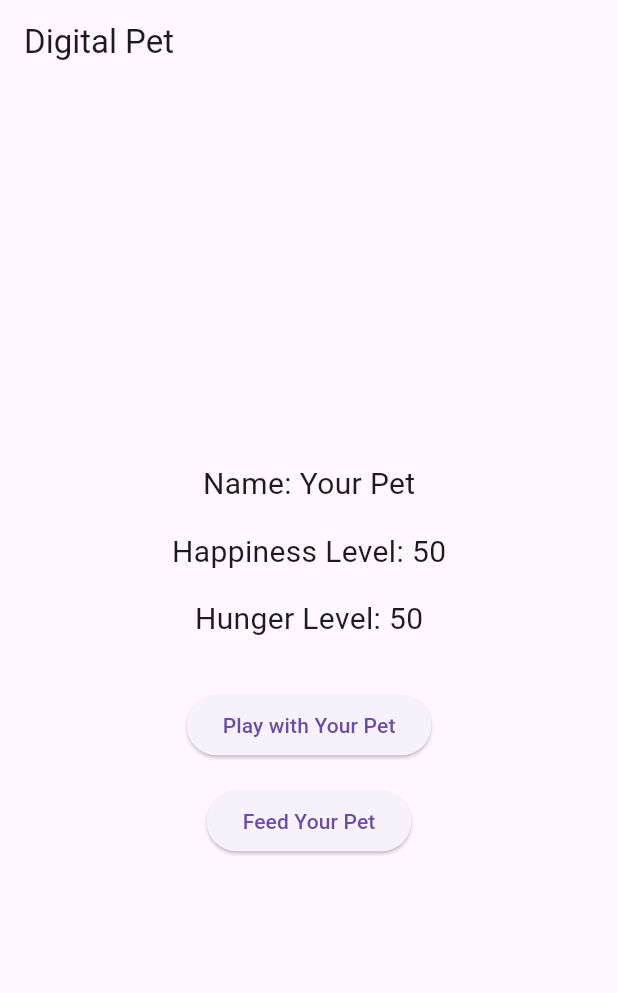
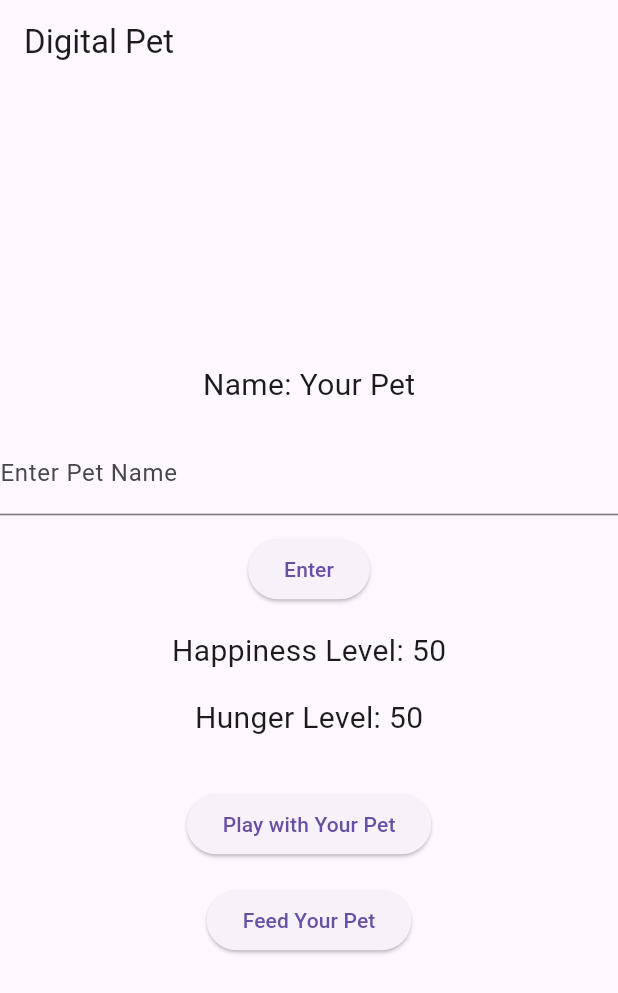
Before and after one commit to Shawnm-MAD/digital_pet_app_statemgmt, a Flutter app: the screen it shows after launch, on a phone screen of 412 x 824 dp. Shown: the top 993 px of the screen. Run offline on Flutter 3.47's test engine with Material 3 defaults, Android fonts, the phone set to English and light mode, and no system bars.

Commit message:
4. Pet Name Customization created

```diff
--- a/lib/main.dart
+++ b/lib/main.dart
@@ -15,6 +15,8 @@ class _DigitalPetAppState extends State<DigitalPetApp> {
   String petName = "Your Pet";
   int happinessLevel = 50;
   int hungerLevel = 50;
+  TextEditingController nameController = TextEditingController();
+  bool nameSet = false;
 
   // Function to increase happiness and update hunger when playing with the pet
   void _playWithPet() {
@@ -50,6 +52,15 @@ class _DigitalPetAppState extends State<DigitalPetApp> {
     }
   }
 
+  void setPetName() {
+    setState(() {
+      petName =
+          nameController.text.isNotEmpty ? nameController.text : "Your pet";
+      nameSet = true;
+    });
+    nameController.clear();
+  }
+
   @override
   Widget build(BuildContext context) {
     return Scaffold(
@@ -64,6 +75,26 @@ class _DigitalPetAppState extends State<DigitalPetApp> {
               'Name: $petName',
               style: TextStyle(fontSize: 20.0),
             ),
+            SizedBox(height: 16.0),
+            if (!nameSet)
+              Padding(
+                padding: const EdgeInsets.symmetric(),
+                child: Column(
+                  children: [
+                    TextField(
+                      controller: nameController,
+                      decoration: InputDecoration(
+                        labelText: "Enter Pet Name",
+                      ),
+                    ),
+                    SizedBox(height: 12),
+                    ElevatedButton(
+                      onPressed: setPetName,
+                      child: Text('Enter'),
+                    ),
+                  ],
+                ),
+              ),
             SizedBox(height: 16.0),
             Text(
               'Happiness Level: $happinessLevel',
```
